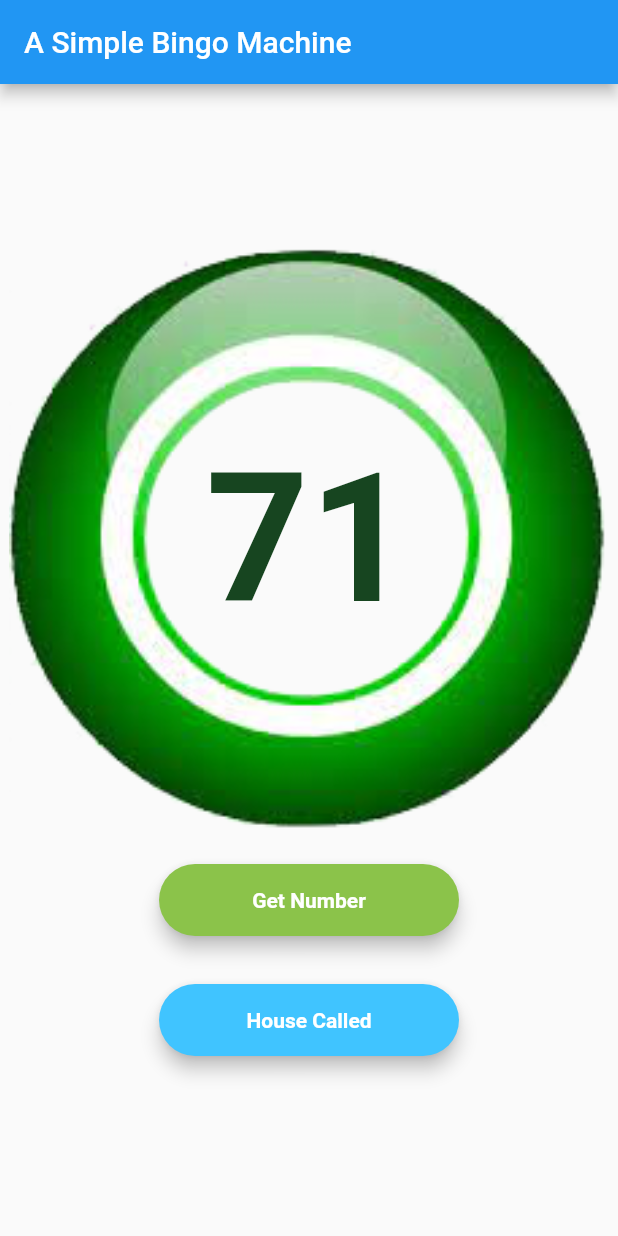
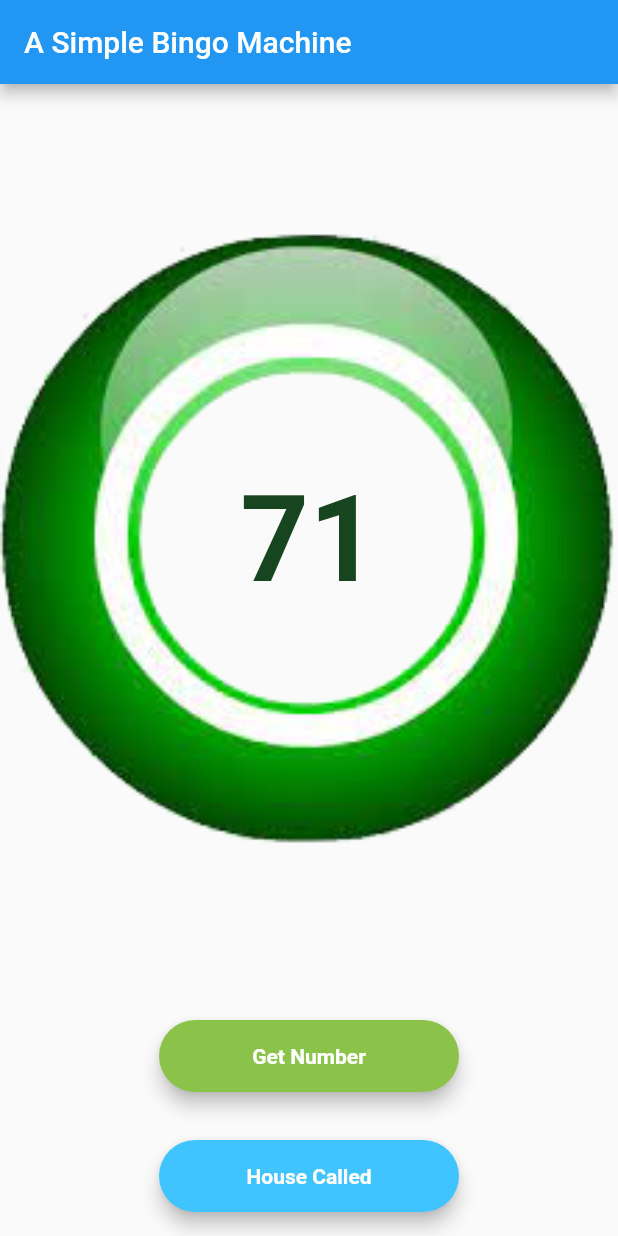
Before and after one commit to waspyfaeleith/flutter_dart_bingo_machine, a Flutter app: the screen it shows after launch, after a tap on "Get Number", on a phone screen of 412 x 824 dp. Run offline on Flutter 3.47's test engine with Material 2 defaults, Android fonts, the phone set to English and light mode, and no system bars.

Commit message:
some more styling

```diff
--- a/lib/components/bingo_ball.dart
+++ b/lib/components/bingo_ball.dart
@@ -8,16 +8,17 @@ class BingoBall extends StatelessWidget {
 
   @override
   Widget build(BuildContext context) {
-    return Container(
-      height: 400,
-      width: 400,
+    return Expanded(
+      child: Container(
+        //height: 200,
+        // width: 400,
         decoration: BoxDecoration(
           image: DecorationImage(
             scale: 400,
             image: AssetImage(
               'images/bingo_ball.png',
             ),
-          fit: BoxFit.fill,
+            fit: BoxFit.contain,
             alignment: Alignment.center,
           ),
         ),
@@ -28,8 +29,9 @@ class BingoBall extends StatelessWidget {
             textAlign: TextAlign.center,
             style: TextStyle(
               fontWeight: FontWeight.bold,
-            fontSize: 120,
+              fontSize: 80,
               color: Color(0xFF174520),
+            ),
           ),
         ),
       ),
```
Lines whose indentation alone changed are shown as unchanged.
